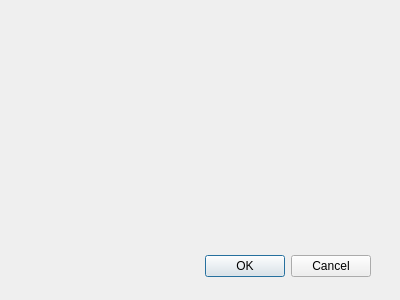
Before: the Qt Designer form source/vocabularymanagerdialog/wordsimportdialog.ui in martin-kudlicka/vocabulary-master, drawn with Qt 5.
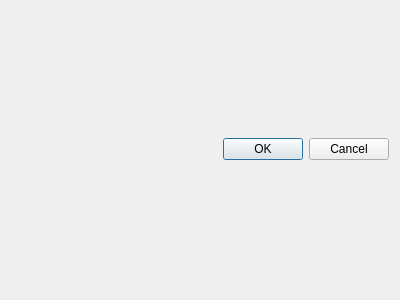
After: the same form once the commit is applied.

Patch:
```diff
--- a/source/vocabularymanagerdialog/wordsimportdialog.ui
+++ b/source/vocabularymanagerdialog/wordsimportdialog.ui
@@ -13,15 +13,8 @@
   <property name="windowTitle">
    <string>Words Import</string>
   </property>
-  <widget class="QWidget" name="layoutWidget">
-   <property name="geometry">
-    <rect>
-     <x>20</x>
-     <y>250</y>
-     <width>351</width>
-     <height>33</height>
-    </rect>
-   </property>
+  <layout class="QVBoxLayout" name="verticalLayout">
+   <item>
    <layout class="QHBoxLayout">
     <property name="spacing">
      <number>6</number>
@@ -57,7 +50,8 @@
      </widget>
     </item>
    </layout>
-  </widget>
+   </item>
+  </layout>
  </widget>
  <resources/>
  <connections>
```
Lines whose indentation alone changed are shown as unchanged.
